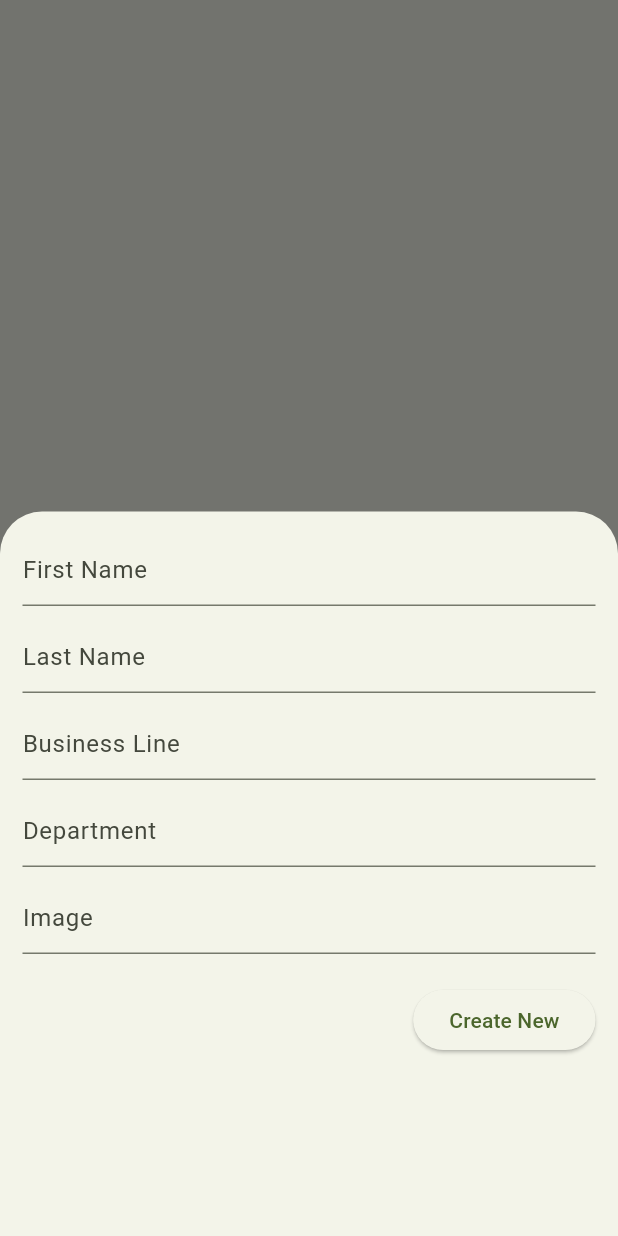
After one commit to siw-ss/sqlite-flutter-app, a Flutter app: the UsersPage screen opened directly, after a tap on the "add" icon, on a phone screen of 412 x 824 dp. The commit adds this screen. Run offline on Flutter 3.47's test engine with Material 3 defaults, Android fonts, the light colour scheme and no system bars; our stand-ins replace get, sqflite; accounts and stored records are empty; network calls fail.

Commit message:
sqflite mutliple tables

```diff
--- a/lib/helpers/sql_helper.dart
+++ b/lib/helpers/sql_helper.dart
@@ -10,6 +10,16 @@ class SQLHelper {
         createdAt TIMESTAMP NOT NULL DEFAULT CURRENT_TIMESTAMP
       )
       """);
+    await database.execute("""CREATE TABLE users(
+        id INTEGER PRIMARY KEY AUTOINCREMENT NOT NULL,
+        firstName TEXT,
+        lastName TEXT,
+        image TEXT,
+        businessLine TEXT,
+        department TEXT,
+        createdAt TIMESTAMP NOT NULL DEFAULT CURRENT_TIMESTAMP
+      )
+    """);
   }
 // id: the id of a item
 // title, description: name and description of your activity
--- a/lib/main.dart
+++ b/lib/main.dart
@@ -1,6 +1,6 @@
 import 'package:flutter/material.dart';
 import 'package:flutter_sqlite_app/pages/homepage.dart';
-
+import 'package:get/get.dart';
 void main() {
   runApp(const MyApp());
 }
@@ -10,7 +10,7 @@ class MyApp extends StatelessWidget {
 
   @override
   Widget build(BuildContext context) {
-    return MaterialApp(
+    return GetMaterialApp(
       // Remove the debug banner
         debugShowCheckedModeBanner: false,
         title: 'SQLITE',
--- /dev/null
+++ b/lib/pages/userspage.dart
@@ -0,0 +1,198 @@
+import 'package:flutter/material.dart';
+import 'package:flutter_sqlite_app/helpers/user_sql_helper.dart';
+
+class UsersPage extends StatefulWidget {
+  const UsersPage({super.key});
+
+  @override
+  State<UsersPage> createState() => _UsersPageState();
+}
+
+class _UsersPageState extends State<UsersPage> {
+  List<Map<String, dynamic>> _journals = [];
+
+  bool _isLoading = true;
+  // This function is used to fetch all data from the database
+  void _refreshJournals() async {
+    final data = await UserSQLHelper.getItems();
+    setState(() {
+      _journals = data;
+      _isLoading = false;
+    });
+  }
+
+  @override
+  void initState() {
+    super.initState();
+    _refreshJournals(); // Loading the diary when the app starts
+  }
+
+  final TextEditingController _firstNameController = TextEditingController();
+  final TextEditingController _lastNameController = TextEditingController();
+  final TextEditingController _imageController = TextEditingController();
+  final TextEditingController _businessLineController = TextEditingController();
+  final TextEditingController _departmentController = TextEditingController();
+
+  // This function will be triggered when the floating button is pressed
+  // It will also be triggered when you want to update an item
+  void _showForm(int? id) async {
+    if (id != null) {
+      // id == null -> create new item
+      // id != null -> update an existing item
+      final existingJournal =
+      _journals.firstWhere((element) => element['id'] == id);
+      _firstNameController.text = existingJournal['firstName'];
+      _lastNameController.text = existingJournal['lastName'];
+      _imageController.text = existingJournal['image'];
+      _businessLineController.text = existingJournal['businessLine'];
+      _departmentController.text = existingJournal['department'];
+    }
+    showModalBottomSheet(
+        context: context,
+        elevation: 5,
+        isScrollControlled: true,
+        builder: (_) => Container(
+          padding: EdgeInsets.only(
+            top: 15,
+            left: 15,
+            right: 15,
+            // this will prevent the soft keyboard from covering the text fields
+            bottom: MediaQuery.of(context).viewInsets.bottom + 120,
+          ),
+          child: Column(
+            mainAxisSize: MainAxisSize.min,
+            crossAxisAlignment: CrossAxisAlignment.end,
+            children: [
+              TextField(
+                controller: _firstNameController,
+                decoration: const InputDecoration(hintText: 'First Name'),
+              ),
+              const SizedBox(
+                height: 10,
+              ),
+              TextField(
+                controller: _lastNameController,
+                decoration: const InputDecoration(hintText: 'Last Name'),
+              ),
+              const SizedBox(
+                height: 10,
+              ),
+              TextField(
+                controller: _businessLineController,
+                decoration: const InputDecoration(hintText: 'Business Line'),
+              ),
+              const SizedBox(
+                height: 10,
+              ),
+              TextField(
+                controller: _departmentController,
+                decoration: const InputDecoration(hintText: 'Department'),
+              ),
+              const SizedBox(
+                height: 10,
+              ),
+              TextField(
+                controller: _imageController,
+                decoration: const InputDecoration(hintText: 'Image'),
+              ),
+              const SizedBox(
+                height: 20,
+              ),
+              ElevatedButton(
+                onPressed: () async {
+                  // Save new journal
+                  if (id == null) {
+                    await _addItem();
+                  }
+
+                  if (id != null) {
+                    await _updateItem(id);
+                  }
+
+                  // Clear the text fields
+                  _firstNameController.text = '';
+                  _lastNameController.text = '';
+                  _imageController.text = '';
+                  _businessLineController.text = '';
+                  _departmentController.text = '';
+
+                  // Close the bottom sheet
+                  Navigator.of(context).pop();
+                },
+                child: Text(id == null ? 'Create New' : 'Update'),
+              )
+            ],
+          ),
+        ));
+  }
+
+
+// Insert a new journal to the database
+  Future<void> _addItem() async {
+    await UserSQLHelper.createItem(
+        _firstNameController.text, _lastNameController.text, _imageController.text, _businessLineController.text, _departmentController.text);
+    _refreshJournals();
+  }
+
+  // Update an existing journal
+  Future<void> _updateItem(int id) async {
+    await UserSQLHelper.updateItem(
+        id, _firstNameController.text, _lastNameController.text, _imageController.text, _businessLineController.text, _departmentController.text);
+    _refreshJournals();
+  }
+
+    // Delete an item
+  void _deleteItem(int id) async {
+    await UserSQLHelper.deleteItem(id);
+    ScaffoldMessenger.of(context).showSnackBar(const SnackBar(
+      content: Text('Successfully deleted a journal!'),
+    ));
+    _refreshJournals();
+  }
+
+  @override
+  Widget build(BuildContext context) {
+    return Scaffold(
+      body: _isLoading
+          ? const Center(
+        child: CircularProgressIndicator(),
+      )
+          : ListView.builder(
+        itemCount: _journals.length,
+        itemBuilder: (context, index) => Card(
+          color: Colors.green[200],
+          margin: const EdgeInsets.all(15),
+          child: Column(
+            children: [
+              const Text('created at :'),
+              Text(_journals[index]['createdAt']),
+              ListTile(
+                  title: Text(_journals[index]['firstName'] as String),
+                  subtitle: Text(_journals[index]['lastName'] as String),
+                  trailing: SizedBox(
+                    width: 100,
+                    child: Row(
+                      children: [
+                        IconButton(
+                          icon: const Icon(Icons.edit),
+                          onPressed: () => _showForm(_journals[index]['id']),
+                        ),
+                        IconButton(
+                          icon: const Icon(Icons.delete),
+                          onPressed: () =>
+                              _deleteItem(_journals[index]['id']),
+                        ),
+                      ],
+                    ),
+                  )),
+            ],
+          ),
+        ),
+      ),
+      floatingActionButton: FloatingActionButton(
+        child: const Icon(Icons.add),
+        onPressed: () => _showForm(null),
+      ),
+    );
+  }
+}
```
Also changed, not shown: lib/components/NavBar.dart (+12 -15 lines), lib/helpers/user_sql_helper.dart (+44 -28 lines), lib/pages/homepage.dart (+27 -3 lines).
